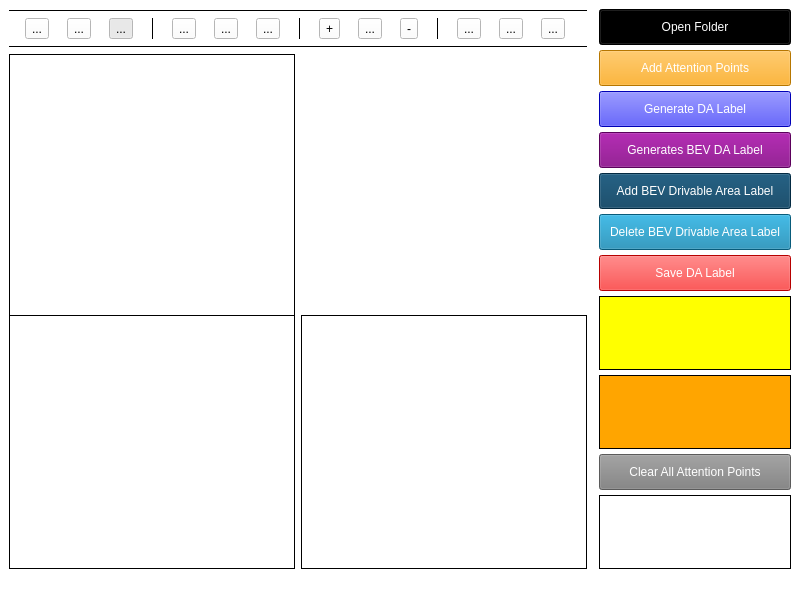
This is main.ui in christofel04/4D-LATTE-4D-Radar-Drivable-Area-Automatic-Labelling-using-Advanced-Deep-Learning as Qt 5 draws it before an edit. The edited form follows.
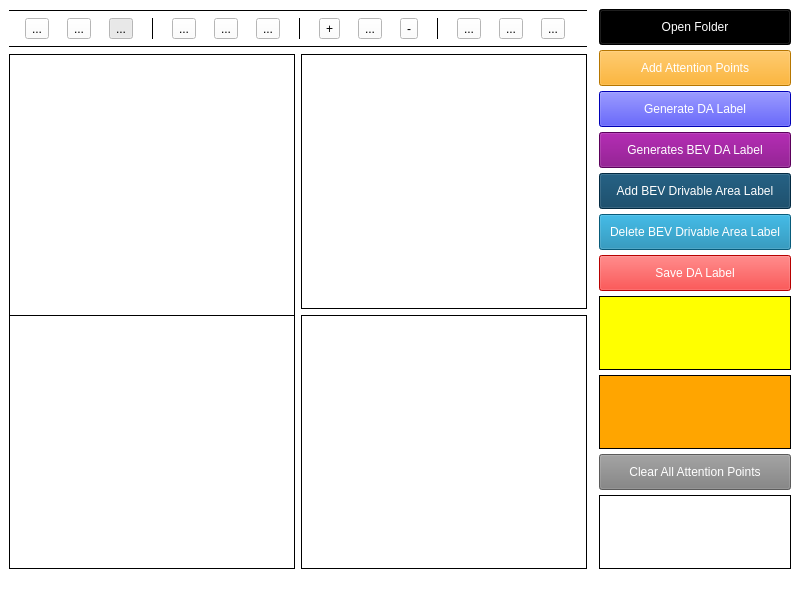
This is the edited form. Icons and pictures are not drawn.

Commit message: Adding Feature View Previous BEV Drivable Area Label for More Accurate Manual Labelling

Diff of the .ui file:
```diff
--- a/main.ui
+++ b/main.ui
@@ -471,6 +471,38 @@
            </widget>
           </item>
 
+          <item row="0" column="1">
+           <widget class="QLabel" name="bev_drivable_area_previous_image_q_label_image">
+           <!--
+            <property name="sizePolicy">
+             <sizepolicy hsizetype="Fixed" vsizetype="Expanding">
+              <horstretch>0</horstretch>
+              <verstretch>0</verstretch>
+             </sizepolicy>
+            </property>
+            -->
+            <property name="styleSheet">
+             <string notr="true">background-color:white
+</string>
+            </property>
+            <property name="frameShape">
+             <enum>QFrame::Box</enum>
+            </property>
+            <property name="frameShadow">
+             <enum>QFrame::Plain</enum>
+            </property>
+            <property name="lineWidth">
+             <number>1</number>
+            </property>
+            <property name="midLineWidth">
+             <number>0</number>
+            </property>
+            <property name="text">
+             <string/>
+            </property>
+           </widget>
+          </item>
+
           <item row="1" column="1">
            <widget class="QLabel" name="bev_drivable_area_qlabel_image">
            <!--
```
The commit also changes 1 other file.
